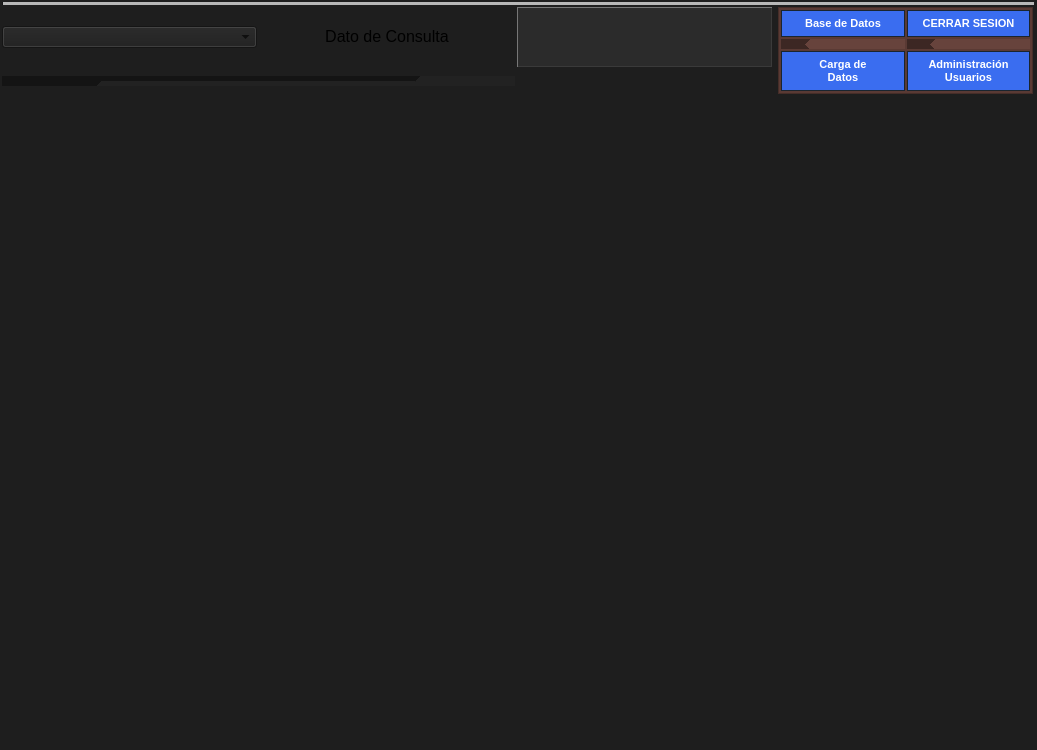
This is ui/AplicacionPrincipal.ui in Musthia/base-deposito as Qt 5 draws it before an edit. The edited form follows.
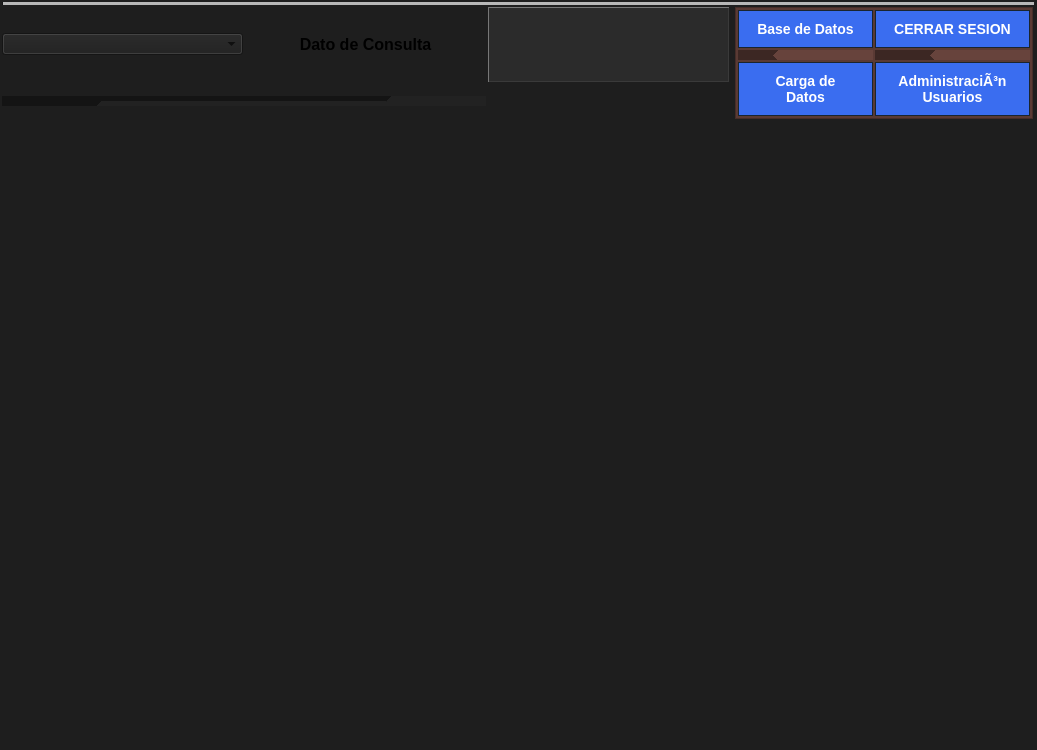
This is the edited form. Icons and pictures are not drawn.

```diff
--- a/ui/AplicacionPrincipal.ui
+++ b/ui/AplicacionPrincipal.ui
@@ -293,7 +293,8 @@
    </property>
    <property name="font">
     <font>
-     <bold>true</bold>
+     <family>Segoe UI</family>
+     <pointsize>10</pointsize>
     </font>
    </property>
    <layout class="QGridLayout" name="gridLayout_2">
@@ -308,7 +309,7 @@
       <property name="maximumSize">
        <size>
         <width>303</width>
-        <height>15</height>
+        <height>26</height>
        </size>
       </property>
       <property name="palette">
@@ -458,8 +459,9 @@
       </property>
       <property name="font">
        <font>
+         <family>Segoe UI</family>
         <pointsize>12</pointsize>
-        <bold>false</bold>
+         <bold>true</bold>
        </font>
       </property>
       <property name="contextMenuPolicy">
@@ -516,7 +518,7 @@
         </property>
         <property name="font">
          <font>
-          <family>Tahoma</family>
+          <family>Segoe UI</family>
           <pointsize>11</pointsize>
           <bold>true</bold>
          </font>
@@ -789,10 +791,10 @@
       </property>
       <property name="font">
        <font>
-        <family>Calibri</family>
-        <pointsize>15</pointsize>
+         <family>Segoe UI</family>
+         <pointsize>14</pointsize>
         <italic>false</italic>
-        <fontweight>Black</fontweight>
+         <fontweight>Bold</fontweight>
        </font>
       </property>
       <property name="focusPolicy">
@@ -912,9 +914,9 @@
     color: #ffffff;
     border: 1px solid #1a252f;
  
-    padding: 6px 12px;
+    padding: 10px 18px;
     font-weight: bold;
-    font-size: 11px;
+    font-size: 14px;
 }
 QPushButton:hover {
     background-color: #4d7bff;
@@ -948,9 +950,9 @@
     color: #ffffff;
     border: 1px solid #1a252f;
  
-    padding: 6px 12px;
+    padding: 10px 18px;
     font-weight: bold;
-    font-size: 11px;
+    font-size: 14px;
 }
 QPushButton:hover {
     background-color: #4d7bff;
@@ -985,9 +987,9 @@
     color: #ffffff;
     border: 1px solid #1a252f;
  
-    padding: 6px 12px;
+    padding: 10px 18px;
     font-weight: bold;
-    font-size: 11px;
+    font-size: 14px;
 }
 QPushButton:hover {
     background-color: #4d7bff;
@@ -1043,9 +1045,9 @@
     color: #ffffff;
     border: 1px solid #1a252f;
  
-    padding: 6px 12px;
+    padding: 10px 18px;
     font-weight: bold;
-    font-size: 11px;
+    font-size: 14px;
 }
 QPushButton:hover {
     background-color: #4d7bff;
@@ -1061,7 +1063,7 @@
 }</string>
          </property>
          <property name="text">
-          <string>Administración 
+          <string>AdministraciÃ³n 
 Usuarios</string>
          </property>
         </widget>
```
Left out of the diff: 2 changed lines with no effect on the pictures. Lines whose indentation alone changed are shown as unchanged.
